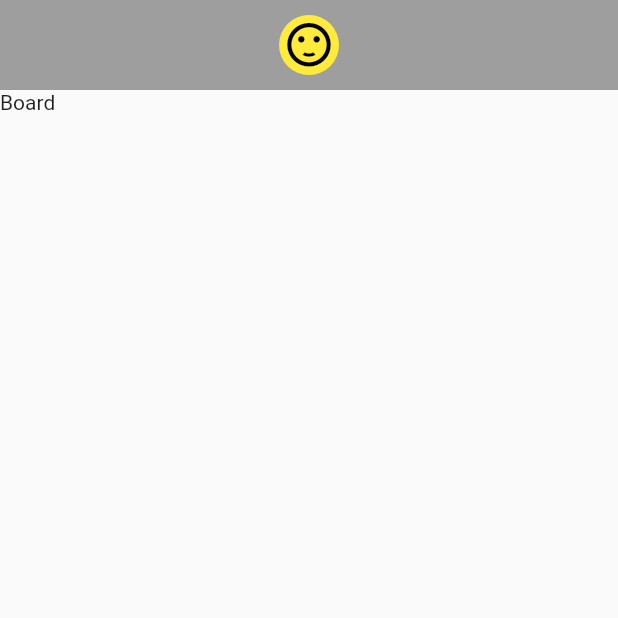
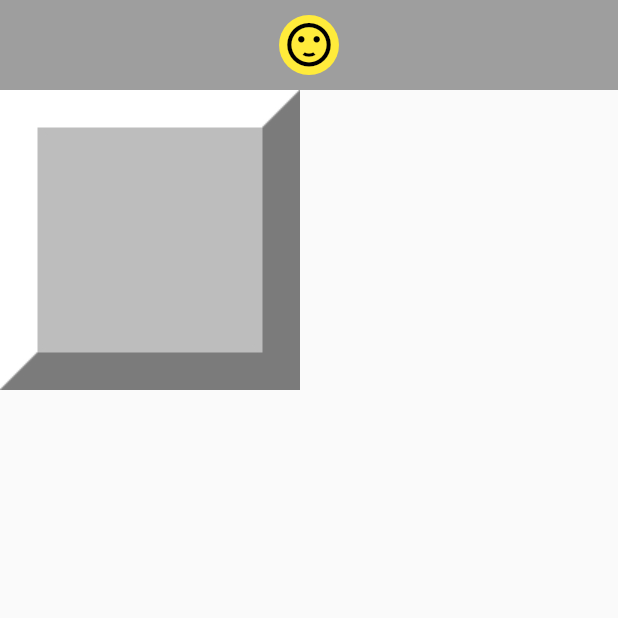
Before and after one commit to GabrielDVpereira/mined-fields-flutter, a Flutter app: the screen it shows after launch, on a phone screen of 412 x 824 dp, the top half of it. Run offline on Flutter 3.47's test engine with Material 2 defaults, Android fonts, the light colour scheme and no system bars.

Commit message:
feat: create board widget

```diff
--- /dev/null
+++ b/lib/components/board_widget.dart
@@ -0,0 +1,42 @@
+import 'package:flutter/material.dart';
+import 'package:miner_field/models/field.dart';
+
+class FieldWidget extends StatelessWidget {
+  final Field field;
+  final void Function(Field) onOpen;
+  final void Function(Field) toggleMark;
+
+  const FieldWidget({
+    Key? key,
+    required this.field,
+    required this.onOpen,
+    required this.toggleMark,
+  }) : super(key: key);
+
+  Widget _getImage() {
+    int numeberOfMines = field.numberOfMinesOnNeighborhood;
+
+    if (field.opened && field.mined && field.explosed) {
+      return Image.asset('assets/images/bomba_0.jpeg');
+    } else if (field.opened && field.mined) {
+      return Image.asset('assets/images/bomba_1.jpeg');
+    } else if (field.opened && numeberOfMines > 0) {
+      return Image.asset('assets/images/aberto_$numeberOfMines.jpeg');
+    } else if (field.opened) {
+      return Image.asset('assets/images/aberto_0.jpeg');
+    } else if (field.marked) {
+      return Image.asset('assets/images/bandeira.jpeg');
+    } else {
+      return Image.asset('assets/images/fechado.jpeg');
+    }
+  }
+
+  @override
+  Widget build(BuildContext context) {
+    return InkWell(
+      onTap: () => onOpen(field),
+      onLongPress: () => toggleMark(field),
+      child: _getImage(),
+    );
+  }
+}
--- a/lib/screens/mined_field_app.dart
+++ b/lib/screens/mined_field_app.dart
@@ -1,5 +1,8 @@
 import 'package:flutter/material.dart';
+import 'package:miner_field/components/board_widget.dart';
 import 'package:miner_field/components/result_widget.dart';
+import 'package:miner_field/models/explosion_exeption.dart';
+import 'package:miner_field/models/field.dart';
 
 class MinedFieldApp extends StatelessWidget {
   const MinedFieldApp({Key? key}) : super(key: key);
@@ -8,8 +11,18 @@ class MinedFieldApp extends StatelessWidget {
     print('reset...');
   }
 
+  void _open(Field field) {}
+
+  void _toggleMark(Field field) {}
+
   @override
   Widget build(BuildContext context) {
+    Field field = Field(column: 0, line: 0);
+
+    try {
+      // field.toggleMark();
+    } on ExplosionExeption {}
+
     return MaterialApp(
       home: Scaffold(
         appBar: ResultsWidget(
@@ -18,7 +31,11 @@ class MinedFieldApp extends StatelessWidget {
           finished: false,
         ),
         body: Container(
-          child: Text('Board'),
+          child: FieldWidget(
+            field: field,
+            onOpen: _open,
+            toggleMark: _toggleMark,
+          ),
         ),
       ),
     );
```
